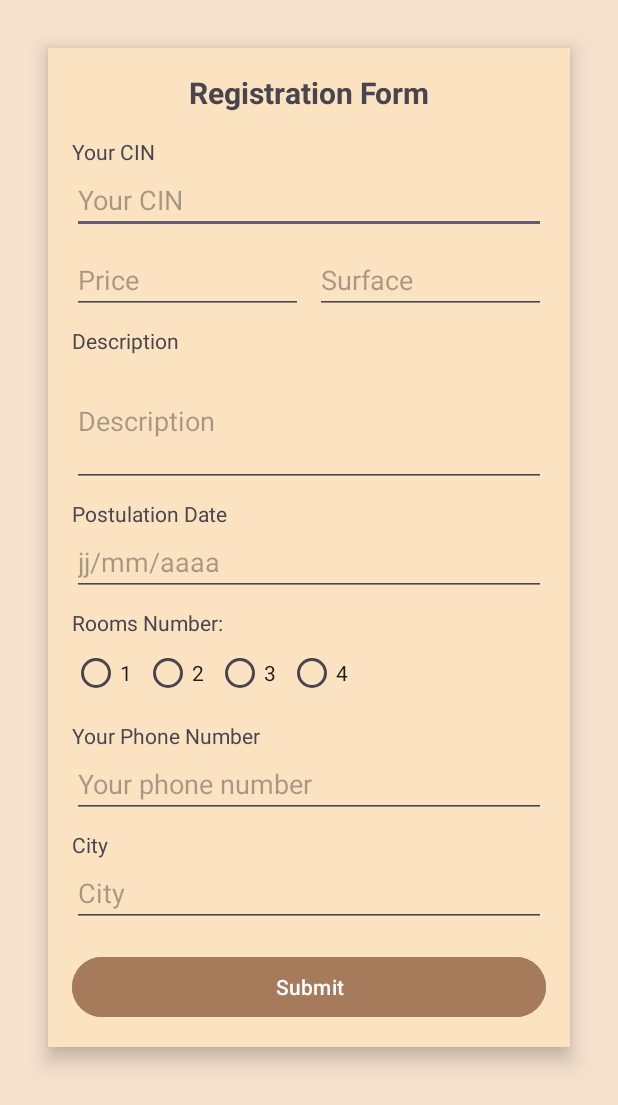
After one commit to Rin1102/chouflidar, an Android app: the HomesteadActivity screen opened directly, with no data from a screen before it, on a phone screen of 412 x 824 dp. The commit adds this screen. Shown: the top 1105 px of the screen. Run offline under Robolectric (Android 15) with nearby library versions, the phone set to English and light mode, and no system bars.

Commit message:
added homestead

```diff
--- a/app/src/main/AndroidManifest.xml
+++ b/app/src/main/AndroidManifest.xml
@@ -35,6 +35,9 @@
         <activity
             android:name=".AcceuilActivity"
             android:exported="true" />
+        <activity
+            android:name=".HomesteadActivity"
+            android:exported="true" />
     </application>
 
 </manifest>
--- a/app/src/main/java/essths/li3/chouflidar/AcceuilActivity.java
+++ b/app/src/main/java/essths/li3/chouflidar/AcceuilActivity.java
@@ -1,7 +1,9 @@
 package essths.li3.chouflidar;
 
+import android.content.Intent;
 import android.os.Bundle;
 import android.view.MenuItem;
+import android.widget.Button;
 import android.widget.Toast;
 
 import androidx.annotation.NonNull;
@@ -23,6 +25,14 @@ public class AcceuilActivity extends AppCompatActivity {
         drawerLayout = findViewById(R.id.drawer_layout);
         NavigationView navigationView = findViewById(R.id.navigation_view);
 
+        // Initialize and handle the Homestead button click
+        Button buttonHomestead = findViewById(R.id.buttonHomestead);
+        buttonHomestead.setOnClickListener(v -> {
+            // Navigate to HomesteadActivity
+            Intent intent = new Intent(AcceuilActivity.this, HomesteadActivity.class);
+            startActivity(intent);
+        });
+
         // Set Navigation Item Selected Listener
         navigationView.setNavigationItemSelectedListener(new NavigationView.OnNavigationItemSelectedListener() {
             @Override
@@ -34,7 +44,9 @@ public class AcceuilActivity extends AppCompatActivity {
                 } else if (id == R.id.navbinome) {
                     Toast.makeText(AcceuilActivity.this, "Binome selected", Toast.LENGTH_SHORT).show();
                 } else if (id == R.id.navhomesteads) {
-                    Toast.makeText(AcceuilActivity.this, "Homesteads selected", Toast.LENGTH_SHORT).show();
+                    // Navigate to HomesteadActivity from the menu
+                    Intent intent = new Intent(AcceuilActivity.this, HomesteadActivity.class);
+                    startActivity(intent);
                 } else {
                     Toast.makeText(AcceuilActivity.this, "Unknown selection", Toast.LENGTH_SHORT).show();
                 }
--- /dev/null
+++ b/app/src/main/java/essths/li3/chouflidar/HomesteadActivity.java
@@ -0,0 +1,54 @@
+package essths.li3.chouflidar;
+
+import android.os.Bundle;
+import android.widget.Button;
+import android.widget.EditText;
+import android.widget.RadioGroup;
+import android.widget.Toast;
+
+import androidx.appcompat.app.AppCompatActivity;
+
+public class HomesteadActivity extends AppCompatActivity {
+
+    @Override
+    protected void onCreate(Bundle savedInstanceState) {
+        super.onCreate(savedInstanceState);
+        setContentView(R.layout.activity_homestead);
+
+        // Initialize views
+        EditText editTextCIN = findViewById(R.id.editTextCIN);
+        EditText editTextPrice = findViewById(R.id.editTextPrice);
+        EditText editTextSurface = findViewById(R.id.editTextSurface);
+        EditText editTextDescription = findViewById(R.id.editTextDescription);
+        EditText editTextPostulationDate = findViewById(R.id.editTextPostulationDate);
+        EditText editTextPhoneNumber = findViewById(R.id.editTextPhoneNumber);
+        EditText editTextCity = findViewById(R.id.editTextCity);
+        RadioGroup radioGroupRooms = findViewById(R.id.radioGroupRooms);
+        Button buttonSubmit = findViewById(R.id.buttonSubmit);
+
+        // Handle submit button click
+        buttonSubmit.setOnClickListener(v -> {
+            String cin = editTextCIN.getText().toString();
+            String price = editTextPrice.getText().toString();
+            String surface = editTextSurface.getText().toString();
+            String description = editTextDescription.getText().toString();
+            String postulationDate = editTextPostulationDate.getText().toString();
+            String phoneNumber = editTextPhoneNumber.getText().toString();
+            String city = editTextCity.getText().toString();
+
+            int selectedRoomId = radioGroupRooms.getCheckedRadioButtonId();
+            String rooms = (selectedRoomId == R.id.radioRoom1) ? "1" :
+                    (selectedRoomId == R.id.radioRoom2) ? "2" :
+                            (selectedRoomId == R.id.radioRoom3) ? "3" : "4";
+
+            // Validate fields (e.g., CIN, price, etc.)
+            if (cin.isEmpty() || price.isEmpty() || surface.isEmpty() || description.isEmpty() || postulationDate.isEmpty() || phoneNumber.isEmpty() || city.isEmpty()) {
+                Toast.makeText(this, "Please fill all fields", Toast.LENGTH_SHORT).show();
+                return;
+            }
+
+            // Show a confirmation
+            Toast.makeText(this, "Submitted: " + cin + ", " + price + ", " + surface + ", Rooms: " + rooms, Toast.LENGTH_SHORT).show();
+        });
+    }
+}
--- a/app/src/main/res/layout/activity_acceuil.xml
+++ b/app/src/main/res/layout/activity_acceuil.xml
@@ -11,34 +11,28 @@
         android:layout_height="match_parent"
         android:orientation="vertical">
 
-        <!-- Toolbar -->
-        <androidx.appcompat.widget.Toolbar
-            android:id="@+id/toolbar"
+        <!-- Top Toolbar Area with Logo -->
+        <LinearLayout
             android:layout_width="match_parent"
             android:layout_height="wrap_content"
+            android:orientation="horizontal"
             android:background="#A67B5B"
-            android:theme="@style/ThemeOverlay.AppCompat.Dark.ActionBar"
-            android:popupTheme="@style/ThemeOverlay.AppCompat.Light"
-            app:contentInsetStart="16dp"
-            app:contentInsetEnd="16dp" />
-    <LinearLayout
-        android:layout_width="match_parent"
-        android:layout_height="wrap_content"
-        android:orientation="horizontal"
-        android:background="#A67B5B"
-        android:padding="16dp">
-    </LinearLayout>
+            android:padding="16dp">
 
-        <!-- Logo -->
+            <!-- Logo -->
+            <ImageView
+                android:id="@+id/logo_image"
+                android:layout_width="100dp"
+                android:layout_height="100dp"
+                android:src="@drawable/logo"
+                android:contentDescription="App Logo" />
+        </LinearLayout>
 
         <!-- Content Section -->
-
-
         <ScrollView
             android:layout_width="match_parent"
             android:layout_height="match_parent"
             android:padding="16dp">
-
 
             <LinearLayout
                 android:layout_width="match_parent"
@@ -65,7 +59,7 @@
                             android:layout_width="match_parent"
                             android:layout_height="200dp"
                             android:scaleType="centerCrop"
-                            android:src="@drawable/RENT" />
+                            android:src="@drawable/rent" />
 
                         <Button
                             android:layout_width="match_parent"
@@ -104,6 +98,7 @@
                             android:layout_marginTop="8dp"
                             android:backgroundTint="#8B4513"
                             android:text="Homesteads"
+                            android:id="@+id/buttonHomestead"
                             android:textColor="#FFFFFF" />
                     </LinearLayout>
                 </androidx.cardview.widget.CardView>
@@ -148,9 +143,8 @@
         android:id="@+id/navigation_view"
         android:layout_width="wrap_content"
         android:layout_height="match_parent"
-        android:layout_gravity="end"
+        android:layout_gravity="start"
         android:background="#A67B5B"
-        app:headerLayout="@layout/nav_header"
         app:menu="@menu/drawer_menu" />
 
 </androidx.drawerlayout.widget.DrawerLayout>
--- /dev/null
+++ b/app/src/main/res/layout/activity_homestead.xml
@@ -0,0 +1,165 @@
+<ScrollView
+    xmlns:android="http://schemas.android.com/apk/res/android"
+    xmlns:app="http://schemas.android.com/apk/res-auto"
+    android:layout_width="match_parent"
+    android:layout_height="match_parent"
+    android:background="#F6E1CE"
+    android:padding="16dp">
+
+    <LinearLayout
+        android:layout_width="match_parent"
+        android:layout_height="wrap_content"
+        android:orientation="vertical"
+        android:padding="16dp"
+        android:background="#FBE3C1"
+        android:layout_margin="16dp"
+        android:elevation="8dp"
+        >
+
+        <!-- Title -->
+        <TextView
+            android:layout_width="match_parent"
+            android:layout_height="wrap_content"
+            android:text="Registration Form"
+            android:textSize="20sp"
+            android:textStyle="bold"
+            android:gravity="center"
+            android:paddingBottom="16dp" />
+
+        <!-- CIN -->
+        <TextView
+            android:layout_width="match_parent"
+            android:layout_height="wrap_content"
+            android:text="Your CIN" />
+        <EditText
+            android:id="@+id/editTextCIN"
+            android:layout_width="match_parent"
+            android:layout_height="wrap_content"
+            android:hint="Your CIN"
+            android:inputType="number" />
+
+        <!-- Price and Surface -->
+        <LinearLayout
+            android:layout_width="match_parent"
+            android:layout_height="wrap_content"
+            android:orientation="horizontal"
+            android:weightSum="2"
+            android:layout_marginTop="8dp">
+
+            <EditText
+                android:id="@+id/editTextPrice"
+                android:layout_width="0dp"
+                android:layout_height="wrap_content"
+                android:hint="Price"
+                android:inputType="numberDecimal"
+                android:layout_weight="1"
+                android:layout_marginEnd="8dp" />
+
+            <EditText
+                android:id="@+id/editTextSurface"
+                android:layout_width="0dp"
+                android:layout_height="wrap_content"
+                android:hint="Surface"
+                android:inputType="numberDecimal"
+                android:layout_weight="1" />
+        </LinearLayout>
+
+        <!-- Description -->
+        <TextView
+            android:layout_width="match_parent"
+            android:layout_height="wrap_content"
+            android:text="Description"
+            android:layout_marginTop="8dp" />
+        <EditText
+            android:id="@+id/editTextDescription"
+            android:layout_width="match_parent"
+            android:layout_height="wrap_content"
+            android:hint="Description"
+            android:inputType="textMultiLine"
+            android:minLines="3" />
+
+        <!-- Postulation Date -->
+        <TextView
+            android:layout_width="match_parent"
+            android:layout_height="wrap_content"
+            android:text="Postulation Date"
+            android:layout_marginTop="8dp" />
+        <EditText
+            android:id="@+id/editTextPostulationDate"
+            android:layout_width="match_parent"
+            android:layout_height="wrap_content"
+            android:hint="jj/mm/aaaa"
+            android:focusable="false"
+            android:clickable="true" />
+
+        <!-- Number of Rooms -->
+        <TextView
+            android:layout_width="match_parent"
+            android:layout_height="wrap_content"
+            android:text="Rooms Number:"
+            android:layout_marginTop="8dp" />
+        <RadioGroup
+            android:id="@+id/radioGroupRooms"
+            android:layout_width="match_parent"
+            android:layout_height="wrap_content"
+            android:orientation="horizontal">
+
+            <RadioButton
+                android:id="@+id/radioRoom1"
+                android:layout_width="wrap_content"
+                android:layout_height="wrap_content"
+                android:text="1" />
+            <RadioButton
+                android:id="@+id/radioRoom2"
+                android:layout_width="wrap_content"
+                android:layout_height="wrap_content"
+                android:text="2" />
+            <RadioButton
+                android:id="@+id/radioRoom3"
+                android:layout_width="wrap_content"
+                android:layout_height="wrap_content"
+                android:text="3" />
+            <RadioButton
+                android:id="@+id/radioRoom4"
+                android:layout_width="wrap_content"
+                android:layout_height="wrap_content"
+                android:text="4" />
+        </RadioGroup>
+
+        <!-- Phone Number -->
+        <TextView
+            android:layout_width="match_parent"
+            android:layout_height="wrap_content"
+            android:text="Your Phone Number"
+            android:layout_marginTop="8dp" />
+        <EditText
+            android:id="@+id/editTextPhoneNumber"
+            android:layout_width="match_parent"
+            android:layout_height="wrap_content"
+            android:hint="Your phone number"
+            android:inputType="phone" />
+
+        <!-- City -->
+        <TextView
+            android:layout_width="match_parent"
+            android:layout_height="wrap_content"
+            android:text="City"
+            android:layout_marginTop="8dp" />
+        <EditText
+            android:id="@+id/editTextCity"
+            android:layout_width="match_parent"
+            android:layout_height="wrap_content"
+            android:hint="City"
+            android:inputType="text" />
+
+        <!-- Submit Button -->
+        <Button
+            android:id="@+id/buttonSubmit"
+            android:layout_width="match_parent"
+            android:layout_height="wrap_content"
+            android:layout_marginTop="16dp"
+            android:backgroundTint="#A67B5B"
+            android:text="Submit"
+            android:textColor="#FFFFFF" />
+    </LinearLayout>
+</ScrollView>
```
